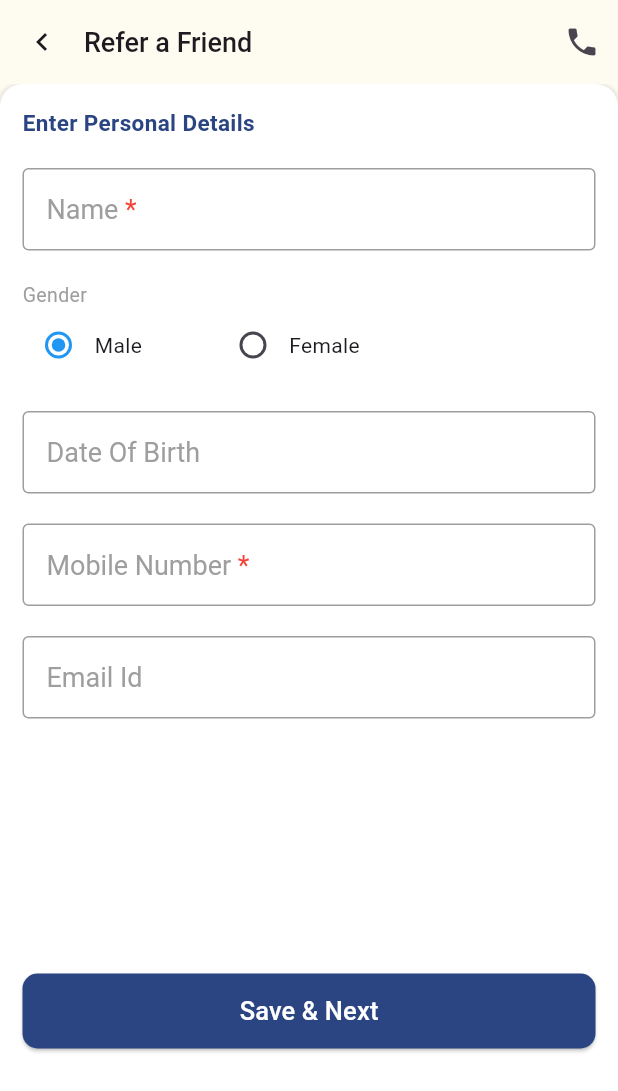
After one commit to mallikaroy14/flutter-application, a Flutter app: the HomeScreen screen opened by its route, after a tap on "Hi Payal", on a phone screen of 412 x 824 dp. The commit adds this screen. Shown: the top 1091 px of the screen. Run offline on Flutter 3.47's test engine with Material 3 defaults, Android fonts, the phone set to English and light mode, and no system bars; our stand-ins replace geocoding, geolocator, get, image_picker, permission_handler and 1 more; missing offline and left inert: dart:ffi; accounts and stored records are empty.

Commit message:
added Refer a Friend Screen UI

```diff
--- a/lib/main.dart
+++ b/lib/main.dart
@@ -1,6 +1,6 @@
 import 'package:feburary_flutter/localization/language/languages.dart';
 import 'package:feburary_flutter/screens/CameraPermissionHandle.dart';
-import 'package:feburary_flutter/screens/CreditProfileScreen.dart';
+import 'package:feburary_flutter/screens/ReferAFriendScreen.dart';
 import 'package:feburary_flutter/screens/LoginScreen.dart';
 import 'package:feburary_flutter/screens/MyProfileScreen.dart';
 import 'package:feburary_flutter/screens/OTPScreen.dart';
--- a/lib/screens/LoginScreen.dart
+++ b/lib/screens/LoginScreen.dart
@@ -89,7 +89,6 @@ class _LoginScreenState extends State<LoginScreen> {
                           fontSize: 18,
                           fontWeight: FontWeight.normal)),
                 ],
-
               ),
             ),
 
@@ -101,7 +100,6 @@ class _LoginScreenState extends State<LoginScreen> {
                 child: Container(
                     width: double.infinity,
                     height: double.infinity,
-
                     decoration:  BoxDecoration(
                         color: Colors.white,
                         boxShadow: [
--- a/lib/screens/MyProfileScreen.dart
+++ b/lib/screens/MyProfileScreen.dart
@@ -34,7 +34,8 @@ class _MyProfileScreen extends State<MyProfileScreen> {
             icon: Icon(Icons.chevron_left)),
         actions: [IconButton(onPressed: () {}, icon: Icon(Icons.phone))],
       ),
-      body: SingleChildScrollView(
+      body:
+      SingleChildScrollView(
           child: Column(
         children: [
           Container(
--- /dev/null
+++ b/lib/screens/ReferAFriendScreen.dart
@@ -0,0 +1,218 @@
+import 'dart:ffi';
+
+import 'package:flutter/cupertino.dart';
+import 'package:flutter/material.dart';
+
+import '../models/CustomTextField.dart';
+import '../theme/app_colors.dart';
+
+class ReferAFriend extends StatefulWidget {
+  const ReferAFriend({super.key});
+
+  @override
+  State<StatefulWidget> createState() => _creditProfile();
+}
+
+enum ColorLabel {
+  blue('Blue', Colors.blue),
+  pink('Pink', Colors.pink),
+  green('Green', Colors.green),
+  yellow('Orange', Colors.orange),
+  grey('Grey', Colors.grey);
+
+  const ColorLabel(this.label, this.color);
+
+  final String label;
+  final Color color;
+}
+
+class _creditProfile extends State<ReferAFriend> {
+  // int selectedValue = 1;
+
+  String? _radioSelected = "Male";
+  final TextEditingController iconController = TextEditingController();
+
+  @override
+  Widget build(BuildContext context) {
+    return Scaffold(
+
+      backgroundColor: AppColors.appBarColor,
+      appBar: AppBar(
+        backgroundColor: AppColors.appBarColor,
+        titleSpacing: 0,
+        title: Text(
+          "Refer a Friend",
+          style: TextStyle(fontSize: 18, fontWeight: FontWeight.w500),
+        ),
+        leading: IconButton(
+            onPressed: () {
+              Navigator.pop(context);
+            },
+            icon: Icon(Icons.chevron_left)),
+        actions: [IconButton(onPressed: () {}, icon: Icon(Icons.phone))],
+      ),
+      body: SingleChildScrollView(
+          child: Column(
+        children: [
+          Container(
+            width: double.infinity,
+            height: MediaQuery.of(context).size.height,
+            decoration: BoxDecoration(
+                color: Colors.white,
+                boxShadow: [
+                  BoxShadow(
+                      color: Colors.grey.withOpacity(0.2),
+                      spreadRadius: 1.5,
+                      blurRadius: 1,
+                      offset: Offset(0, 1))
+                ],
+                borderRadius: BorderRadius.only(
+                    topLeft: Radius.circular(15.0),
+                    topRight: Radius.circular(15.0))),
+            child: Padding(
+                padding:
+                    EdgeInsets.only(top: 15, left: 15, right: 15, bottom: 15),
+                child: Column(
+                  mainAxisAlignment: MainAxisAlignment.start,
+                  crossAxisAlignment: CrossAxisAlignment.start,
+                  children: [
+                    const Text("Enter Personal Details",
+                        style: TextStyle(
+                            color: AppColors.primaryColor,
+                            fontSize: 15,
+                            fontWeight: FontWeight.bold)),
+                    const SizedBox(
+                      height: 20,
+                    ),
+                    const CustomTextFieldWithAsterisk(
+                        fieldName: 'Name', keyboardType: TextInputType.name),
+                    const SizedBox(
+                      height: 20,
+                    ),
+                    Text(
+                      "Gender",
+                      style: TextStyle(color: Colors.grey, fontSize: 13),
+                    ),
+                    addRadioButton("Female", "Male"),
+                    const SizedBox(
+                      height: 20,
+                    ),
+                    const CustomTextField(
+                        fieldName: 'Date Of Birth',
+                        keyboardType: TextInputType.datetime),
+                    const SizedBox(
+                      height: 20,
+                    ),
+                    const CustomTextFieldWithAsterisk(fieldName: 'Mobile Number', keyboardType:  TextInputType.phone,),
+                    const SizedBox(
+                      height: 20,
+                    ),
+                    CustomTextField(
+                        fieldName: "Email Id",
+                        keyboardType: TextInputType.emailAddress),
+                    const SizedBox(
+                      height: 20,
+                    ),
+
+                    // DropdownMenu(
+                    //   width: double.infinity,
+                    //     controller: iconController, dropdownMenuEntries: []
+                    // ColorLabel.values
+                    //     .map<DropdownMenuEntry<ColorLabel>>(
+                    //         (ColorLabel color) {
+                    //       return DropdownMenuEntry<ColorLabel>(
+                    //         value: color,
+                    //         label: color.label,
+                    //         enabled: color.label != 'Grey',
+                    //         style: MenuItemButton.styleFrom(
+                    //           foregroundColor: color.color,
+                    //         ),
+                    //       );
+                    //     }).toList(),
+                    // dropdownMenuEntries: ColorLabel.values
+                    //     .map<DropdownMenuEntry<ColorLabel>>()
+                    //   ),
+
+                    Padding(
+                      padding: const EdgeInsets.only(top: 150),
+                      child: Container(
+                        width: double.infinity,
+                        height: 50,
+                        child: ElevatedButton(
+
+                          style: ElevatedButton.styleFrom(
+                              backgroundColor: AppColors.primaryColor,
+                              shape: RoundedRectangleBorder(
+                                  borderRadius: BorderRadius.circular(10))),
+                          onPressed: () {},
+                          child: const Text("Save & Next",
+                              style: TextStyle(
+                                  color: Colors.white,
+                                  fontSize: 17,
+                                  fontWeight: FontWeight.w500)),
+                        ),
+                      ),
+                    )
+
+                    // Expanded(
+                    //     child: Align(
+                    //   alignment: Alignment.bottomCenter,
+                    //   child: Container(
+                    //     margin: EdgeInsets.all(5),
+                    //     width: double.infinity,
+                    //     child: ElevatedButton(
+                    //       style: ElevatedButton.styleFrom(
+                    //           backgroundColor:
+                    //               Color.fromRGBO(042, 068, 130, 50),
+                    //           shape: RoundedRectangleBorder(
+                    //               borderRadius: BorderRadius.circular(10))),
+                    //       onPressed: () {},
+                    //       child: const Text("Save & Next",
+                    //           style: TextStyle(
+                    //               color: Colors.white,
+                    //               fontSize: 17,
+                    //               fontWeight: FontWeight.w500)),
+                    //     ),
+                    //   ),
+                    // ))
+                  ],
+                )),
+          ),
+        ],
+      )),
+    );
+  }
+
+  Row addRadioButton(String data, String data2) {
+    return Row(
+      mainAxisAlignment: MainAxisAlignment.start,
+      children: [
+        Radio(
+          value: data2,
+          groupValue: _radioSelected,
+          activeColor: Colors.blue,
+          onChanged: (value) {
+            setState(() {
+              _radioSelected = value;
+            });
+          },
+        ),
+        Text(data2),
+        SizedBox(
+          width: 50,
+        ),
+        Radio(
+          value: data,
+          groupValue: _radioSelected,
+          activeColor: Colors.blue,
+          onChanged: (value) {
+            setState(() {
+              _radioSelected = value;
+            });
+          },
+        ),
+        Text(data),
+      ],
+    );
+  }
+}
--- a/lib/screens/home/view/HomeScreen.dart
+++ b/lib/screens/home/view/HomeScreen.dart
@@ -1,3 +1,4 @@
+import 'package:feburary_flutter/screens/ReferAFriendScreen.dart';
 import 'package:feburary_flutter/screens/MyProfileScreen.dart';
 import 'package:feburary_flutter/screens/home/controller/HomeController.dart';
 import 'package:feburary_flutter/theme/app_colors.dart';
@@ -35,6 +36,10 @@ class HomeScreen extends GetView<HomeController> {
                     Container(
                       padding: const EdgeInsets.only(
                           top: 10.0, left: 10.0, bottom: 10.0, right: 10.0),
+                      child: InkWell(
+                        onTap: (){
+                          Get.to(ReferAFriend());
+                        },
                         child: const Column(
                           crossAxisAlignment: CrossAxisAlignment.start,
                           mainAxisAlignment: MainAxisAlignment.start,
@@ -50,6 +55,7 @@ class HomeScreen extends GetView<HomeController> {
                                     fontWeight: FontWeight.w500,
                                     fontSize: 12))
                           ],
+                        ),
                       ),
                     ),
                     Container(
@@ -190,17 +196,17 @@ class HomeScreen extends GetView<HomeController> {
                                 ),
                                 SizedBox(height: 10,),
                                 GridViewWithDivider((gridText){
-                                  if(gridText == "My Profile")
-                                  Get.to(MyProfileScreen());
-
+                                  if(gridText == "My Profile"){
+                                  Get.to(MyProfileScreen());}
+                                  else if(gridText =="refer a friend"){
+                                    Get.to(ReferAFriend());
+                                  }
                                 }),
                               ],
                             ),
                           ),
                         ),
                       ),
-
-
                     ],
                   )),
             ],
@@ -270,7 +276,7 @@ class HomeScreen extends GetView<HomeController> {
 
 final List _photos = [
   Data("My Profile", "images/logo.png"),
-  Data("Hello", "images/logo.png"),
+  Data("refer a friend", "images/logo.png"),
   Data("Part ", "images/logo.png"),
   Data("Part", "images/logo.png"),
   Data("disbursement", "images/logo.png"),
--- a/lib/utility/router/Routes.dart
+++ b/lib/utility/router/Routes.dart
@@ -1,4 +1,4 @@
-import 'package:feburary_flutter/screens/CreditProfileScreen.dart';
+import 'package:feburary_flutter/screens/ReferAFriendScreen.dart';
 import 'package:feburary_flutter/screens/LoginScreen.dart';
 import 'package:feburary_flutter/screens/MyProfileScreen.dart';
 import 'package:feburary_flutter/screens/OTPScreen.dart';
@@ -18,6 +18,6 @@ class Routes {
     GetPage(name: RouteName.otpScreen, page: () => OTPScreen()),
     GetPage(name: RouteName.homeScreen, page: () => HomeScreen()),
     GetPage(name: RouteName.myProfileScreen, page: () => MyProfileScreen()),
-    GetPage(name: RouteName.creditProfileScreen, page: () => CreditProfile()),
+    GetPage(name: RouteName.creditProfileScreen, page: () => ReferAFriend()),
   ];
 }
```
Also changed, not shown: lib/screens/CreditProfileScreen.dart (deleted, +0 -180 lines). Lines whose indentation alone changed are shown as unchanged.
